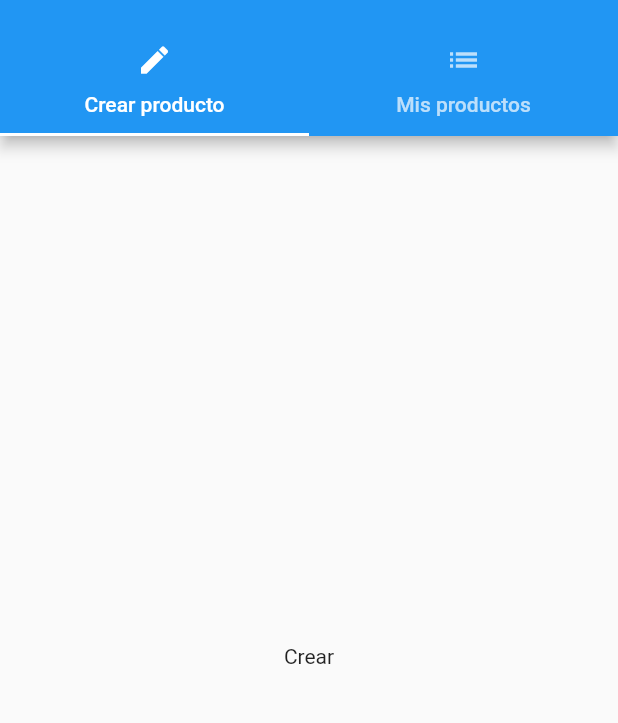
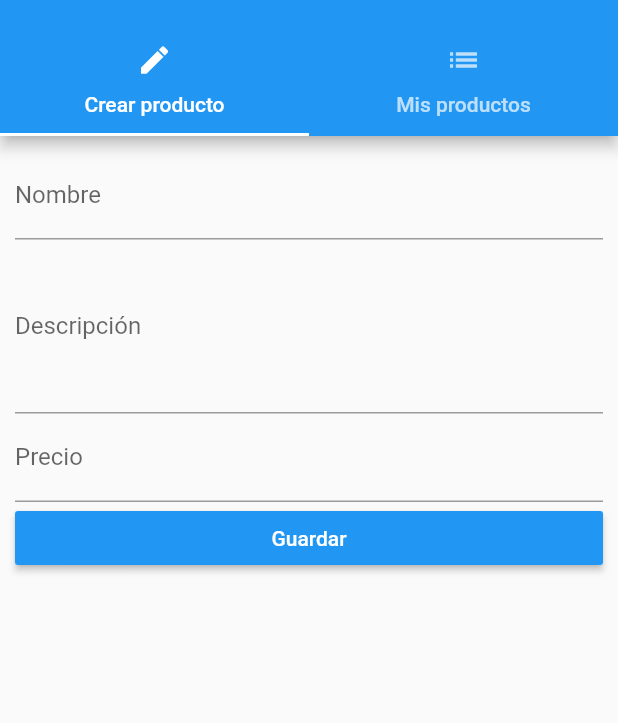
Before and after one commit to dmarquina/flutter_course, a Flutter app: the ProductsAdminPage screen opened by its route, on a phone screen of 412 x 824 dp, the part 59-782 px from its top. Run offline on Flutter 3.47's test engine with Material 2 defaults, Android fonts, the phone set to English and light mode, and no system bars.

Commit message:
handling forms

```diff
--- a/lib/pages/product_create.dart
+++ b/lib/pages/product_create.dart
@@ -1,9 +1,71 @@
 import 'package:flutter/material.dart';
 
+class ProductCreatePage extends StatefulWidget {
+  final Function addProduct;
 
-class ProductCreatePage extends StatelessWidget {
+  ProductCreatePage(this.addProduct);
+
+  @override
+  State<StatefulWidget> createState() {
+    return _ProductCreatePageState();
+  }
+}
+
+class _ProductCreatePageState extends State<ProductCreatePage> {
+  String title = '';
+  String description = '';
+  double price;
+
   @override
   Widget build(BuildContext context) {
-    return Center(child: Text('Crear'),);
+    return Container(
+      margin: EdgeInsets.all(10.0),
+      child: ListView(
+        children: <Widget>[
+          TextField(
+            decoration: InputDecoration(labelText: 'Nombre'),
+            onChanged: (String value) {
+              setState(() {
+                title = value;
+              });
+            },
+          ),
+          TextField(
+            decoration: InputDecoration(labelText: 'Descripción'),
+            maxLines: 4,
+            onChanged: (String value) {
+              setState(() {
+                description = value;
+              });
+            },
+          ),
+          TextField(
+            decoration: InputDecoration(labelText: 'Precio'),
+            keyboardType: TextInputType.number,
+            onChanged: (String value) {
+              setState(() {
+                price = double.parse(value);
+              });
+            },
+          ),
+          RaisedButton(
+            child: Text('Guardar'),
+            color: Theme
+                .of(context)
+                .primaryColor,
+            textColor: Colors.white,
+            onPressed: () {
+              final Map<String, dynamic> product = {
+                'title': title,
+                'description': description,
+                'price': price,
+                'image': 'assets/food.jpg'
+              };
+              widget.addProduct(product);
+            },
+          )
+        ],
+      ),
+    );
   }
 }
--- a/lib/pages/products_admin.dart
+++ b/lib/pages/products_admin.dart
@@ -4,6 +4,12 @@ import 'package:flutter_course/pages/product_list.dart';
 import './products.dart';
 
 class ProductsAdminPage extends StatelessWidget {
+  final Function addProduct;
+  final Function deleteProduct;
+
+
+  ProductsAdminPage(this.addProduct, this.deleteProduct);
+
   @override
   Widget build(BuildContext context) {
     return DefaultTabController(
@@ -31,7 +37,7 @@ class ProductsAdminPage extends StatelessWidget {
           ]),
         ),
         body: TabBarView(
-            children: <Widget>[ProductCreatePage(), ProductListPage()]),
+            children: <Widget>[ProductCreatePage(addProduct), ProductListPage()]),
       ),
     );
   }
```
Also changed, not shown: lib/main.dart (+12 -12 lines), lib/pages/product.dart (+30 -2 lines), lib/pages/products.dart (+3 -5 lines), lib/product_control.dart (deleted, +0 -20 lines), lib/product_manager.dart (+4 -7 lines), lib/products.dart (+3 -9 lines).
